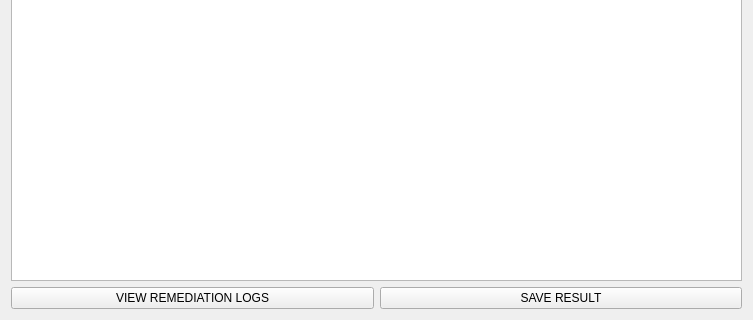
First picture: the form in remediation_result_page.ui, repository h4636oh/EasyAudit_QT, before the edit; both pictures show x 0 to 753 and y 343 to 663 of the 753 by 663 pixel window.
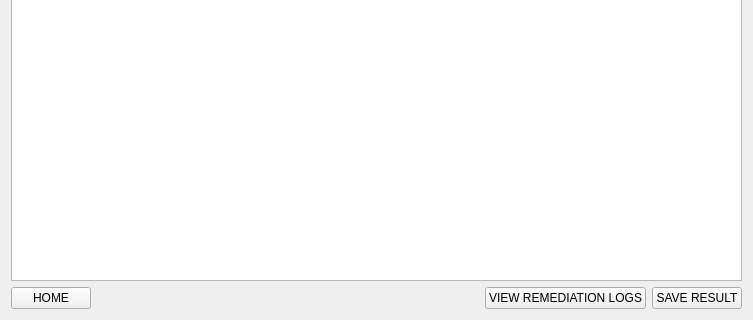
Second picture: the form after the edit. Icons and pictures are not drawn.

Patch:
```diff
--- a/remediation_result_page.ui
+++ b/remediation_result_page.ui
@@ -51,6 +51,26 @@
      </item>
      <item>
       <layout class="QHBoxLayout" name="bar_bottom">
+       <item>
+        <widget class="QPushButton" name="home_btn">
+         <property name="text">
+          <string>HOME</string>
+         </property>
+        </widget>
+       </item>
+       <item>
+        <spacer name="horizontalSpacer">
+         <property name="orientation">
+          <enum>Qt::Orientation::Horizontal</enum>
+         </property>
+         <property name="sizeHint" stdset="0">
+          <size>
+           <width>40</width>
+           <height>20</height>
+          </size>
+         </property>
+        </spacer>
+       </item>
        <item>
         <widget class="QPushButton" name="view_logs_btn">
          <property name="text">
```
